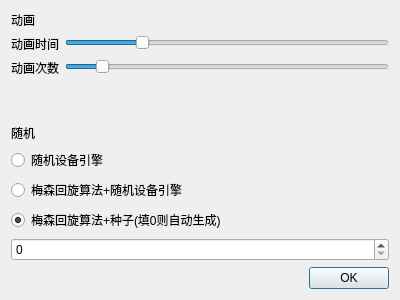
The window that settingmenu.ui (That-is-good/RandomChoiceSample) describes before a commit, drawn with Qt 5.
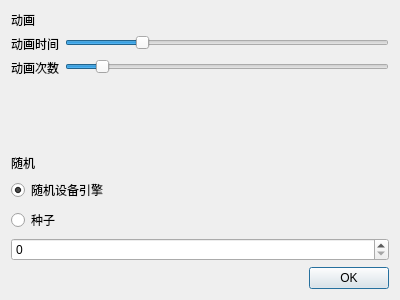
The same window after the commit. Icons and pictures are not drawn.

Diff of the .ui file:
```diff
--- a/settingmenu.ui
+++ b/settingmenu.ui
@@ -125,27 +125,17 @@
         <string>随机设备引擎</string>
        </property>
        <property name="checked">
-        <bool>false</bool>
-       </property>
-      </widget>
-     </item>
-     <item>
-      <widget class="QRadioButton" name="randDevMt">
-       <property name="text">
-        <string>梅森回旋算法+随机设备引擎</string>
-       </property>
-      </widget>
-     </item>
-     <item>
-      <widget class="QRadioButton" name="MtSeed">
-       <property name="text">
-        <string>梅森回旋算法+种子(填0则自动生成)</string>
-       </property>
-       <property name="checked">
         <bool>true</bool>
        </property>
       </widget>
      </item>
+     <item>
+      <widget class="QRadioButton" name="seed">
+       <property name="text">
+        <string>种子</string>
+       </property>
+      </widget>
+     </item>
      <item>
       <widget class="QSpinBox" name="EnterSeed">
        <property name="minimum">
```
Left out of the diff: 10 changed lines with no effect on the pictures.
